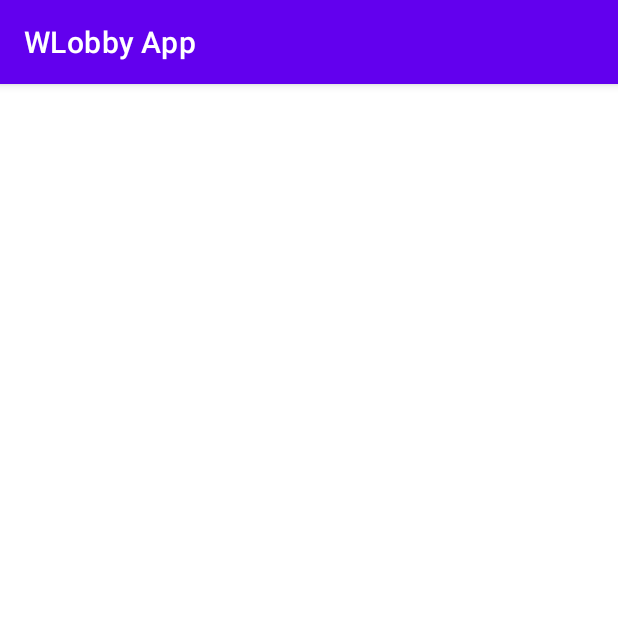
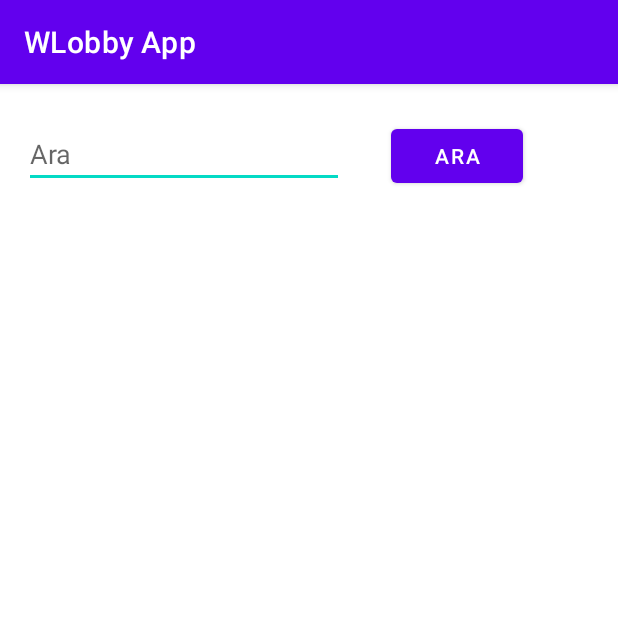
Before and after one commit to gulen-sule/WLobbyApp, an Android app: the screen it shows after launch (MainActivity), on a phone screen of 412 x 824 dp, the top half of it. Run offline under Robolectric (Android 15) with nearby library versions, the light colour scheme and no system bars; our stand-ins replace data binding.

Commit message:
v: 0.0.0

```diff
--- a/app/src/main/AndroidManifest.xml
+++ b/app/src/main/AndroidManifest.xml
@@ -2,7 +2,11 @@
 <manifest xmlns:android="http://schemas.android.com/apk/res/android"
     package="com.example.wlobbyapp">
 
+    <uses-permission android:name="android.permission.ACCESS_FINE_LOCATION" />
+    <uses-permission android:name="android.permission.INTERNET" />
+//android:name=".LobbyApp" ile bunun ana kontrol saglayicisi oldugunu soyluyorsun sonra her yerden erisim oluyor
     <application
+        android:name=".LobbyApp"
         android:allowBackup="true"
         android:icon="@mipmap/ic_launcher"
         android:label="@string/app_name"
--- /dev/null
+++ b/app/src/main/java/com/example/wlobbyapp/LobbyApp.kt
@@ -0,0 +1,23 @@
+package com.example.wlobbyapp
+
+import android.app.Application
+import androidx.lifecycle.MutableLiveData
+
+class LobbyApp : Application() {// application en ust classlardan butun activitylerin buna erisimi var  observer pattern ile
+    //buna erisip sonra da baska activityleri veya fragmentlari burdan es zamanli uyarabiliyorsun
+
+    var progressValue = MutableLiveData(0)
+
+    companion object {
+
+        private var app: LobbyApp? = null
+
+        fun getInstance(): LobbyApp {
+
+            if (app == null)
+                return LobbyApp()
+
+            return app as LobbyApp
+        }
+    }
+}
--- /dev/null
+++ b/app/src/main/java/com/example/wlobbyapp/data/ApiClient.kt
@@ -0,0 +1,50 @@
+package com.example.wlobbyapp.data
+
+import com.example.wlobbyapp.data.service.ApiService
+import okhttp3.OkHttpClient
+import okhttp3.logging.HttpLoggingInterceptor
+import retrofit2.Retrofit
+import retrofit2.converter.gson.GsonConverterFactory
+
+class ApiClient {
+
+    private var retrofit: ApiService? = null
+    private val BASE_URL = "https://api.themoviedb.org/"
+
+    init {
+        initClient()
+    }
+
+    fun getClient() = retrofit // bununla eger initClientta degisiklik yapilmayacaksa
+    //sana surekli aynı nesnenin  degerini donuyor
+    //bazen degisiklik yapma isteginden dolayı mutable live data kullanılabilir o da observer mimarisine dayaniyor
+
+    private fun initClient(): ApiService? {
+        val interceptor = HttpLoggingInterceptor()
+        interceptor.setLevel(HttpLoggingInterceptor.Level.BODY)
+        val client = OkHttpClient.Builder().addInterceptor(interceptor).build()//bunun ne ise yaradigina yeniden bak
+
+        retrofit = Retrofit.Builder()
+            .addConverterFactory(GsonConverterFactory.create())
+            .baseUrl(BASE_URL)
+            .client(client).build()
+            .create(ApiService::class.java)
+
+        return retrofit
+    }
+
+    companion object {//aynı objeyi yeniden yeniden olusturmamak icin kullaniliyor
+
+        private var apiClient: ApiClient? = null
+
+        fun getInstance(): ApiClient? {
+
+            if (apiClient == null) {
+                apiClient = ApiClient()
+                return apiClient
+            }
+
+            return apiClient as ApiClient
+        }
+    }
+}
--- a/app/src/main/java/com/example/wlobbyapp/main/MainActivity.kt
+++ b/app/src/main/java/com/example/wlobbyapp/main/MainActivity.kt
@@ -2,6 +2,7 @@
 
 import androidx.appcompat.app.AppCompatActivity
 import android.os.Bundle
+import com.example.wlobbyapp.LobbyApp
 import com.example.wlobbyapp.R
 
 class MainActivity : AppCompatActivity() {
--- a/app/src/main/java/com/example/wlobbyapp/main/fragments/ChooseDateFragment.kt
+++ b/app/src/main/java/com/example/wlobbyapp/main/fragments/ChooseDateFragment.kt
@@ -3,4 +3,5 @@
 import androidx.fragment.app.Fragment
 
 class ChooseDateFragment : Fragment() {
+
 }
--- /dev/null
+++ b/app/src/main/java/com/example/wlobbyapp/main/fragments/SearchResultsFragment.kt
@@ -0,0 +1,75 @@
+package com.example.wlobbyapp.main.fragments
+
+import android.os.Bundle
+import android.util.Log
+import android.view.LayoutInflater
+import android.view.View
+import android.view.ViewGroup
+import androidx.databinding.DataBindingUtil
+import androidx.fragment.app.Fragment
+import androidx.lifecycle.Observer
+import com.example.wlobbyapp.LobbyApp
+import com.example.wlobbyapp.R
+import com.example.wlobbyapp.data.ApiClient
+import com.example.wlobbyapp.data.search.multiSearch.MultiSearchModel
+import com.example.wlobbyapp.data.service.ApiService
+import com.example.wlobbyapp.databinding.SearchResultsFragmentBinding
+import com.example.wlobbyapp.main.adapters.SearchAdapter
+import com.google.gson.Gson
+import okhttp3.OkHttpClient
+import okhttp3.logging.HttpLoggingInterceptor
+import retrofit2.Call
+import retrofit2.Callback
+import retrofit2.Response
+import retrofit2.Retrofit
+import retrofit2.converter.gson.GsonConverterFactory
+
+
+class SearchResultsFragment : Fragment() {
+
+    private lateinit var binding: SearchResultsFragmentBinding
+    private var retrofit: ApiService? = null
+    private lateinit var searchResultData: MultiSearchModel
+
+    override fun onCreateView(inflater: LayoutInflater, container: ViewGroup?, savedInstanceState: Bundle?): View? {
+        binding = DataBindingUtil.inflate(inflater, R.layout.search_results_fragment, container, false)
+        return binding.root
+    }
+
+    override fun onViewCreated(view: View, savedInstanceState: Bundle?) {
+        super.onViewCreated(view, savedInstanceState)
+
+        LobbyApp.getInstance().progressValue.observe(requireActivity(), {//observer kullanımı
+        })
+
+        retrofit = ApiClient.getInstance()?.getClient()
+        binding.searchRecylerView.visibility = View.INVISIBLE
+        binding.searchButton.setOnClickListener {
+            val key = binding.editTextTextPersonName.text.toString()
+            getMovies(key,completed = {
+                binding.searchRecylerView.visibility = View.VISIBLE
+                val adapter = SearchAdapter(it)
+                binding.searchRecylerView.adapter = adapter
+            })
+        }
+    }
+
+    private fun getMovies(key: String, completed: (MultiSearchModel) -> Unit) {
+        val response = retrofit?.multiSearch(query = key)
+
+        response?.enqueue(object : Callback<MultiSearchModel> {
+            override fun onResponse(call: Call<MultiSearchModel>, response: Response<MultiSearchModel>) {
+                Log.d("dataJSON ", Gson().toJson(response.body()))
+                response.body()?.let {
+                    searchResultData = response.body()!!
+                    completed(searchResultData)
+                }
+            }
+
+            override fun onFailure(call: Call<MultiSearchModel>, t: Throwable) {
+                t.printStackTrace()
+            }
+        })
+
+    }
+}
--- a/app/src/main/res/layout/main_activity.xml
+++ b/app/src/main/res/layout/main_activity.xml
@@ -1,7 +1,23 @@
 <?xml version="1.0" encoding="utf-8"?>
-<FrameLayout xmlns:android="http://schemas.android.com/apk/res/android"
+<androidx.constraintlayout.widget.ConstraintLayout xmlns:android="http://schemas.android.com/apk/res/android"
+    xmlns:app="http://schemas.android.com/apk/res-auto"
     xmlns:tools="http://schemas.android.com/tools"
     android:id="@+id/container"
     android:layout_width="match_parent"
     android:layout_height="match_parent"
-    tools:context=".main.MainActivity" />
+    tools:context=".main.MainActivity">
+
+    <androidx.fragment.app.FragmentContainerView
+        android:id="@+id/fragmentContainerView"
+        android:name="androidx.navigation.fragment.NavHostFragment"
+        android:layout_width="0dp"
+        android:layout_height="0dp"
+        app:defaultNavHost="true"
+        app:layout_constraintBottom_toBottomOf="parent"
+        app:layout_constraintEnd_toEndOf="parent"
+        app:layout_constraintStart_toStartOf="parent"
+        app:layout_constraintTop_toTopOf="parent"
+        app:navGraph="@navigation/navigation_main" />
+
+
+</androidx.constraintlayout.widget.ConstraintLayout>
--- a/app/src/main/res/layout/search_results_fragment.xml
+++ b/app/src/main/res/layout/search_results_fragment.xml
@@ -1,6 +1,46 @@
 <?xml version="1.0" encoding="utf-8"?>
-<androidx.constraintlayout.widget.ConstraintLayout xmlns:android="http://schemas.android.com/apk/res/android"
-    android:layout_width="match_parent"
-    android:layout_height="match_parent">
+<layout xmlns:android="http://schemas.android.com/apk/res/android"
+    xmlns:app="http://schemas.android.com/apk/res-auto"
+    xmlns:tools="http://schemas.android.com/tools">
 
-</androidx.constraintlayout.widget.ConstraintLayout>
+    <androidx.constraintlayout.widget.ConstraintLayout
+        android:layout_width="match_parent"
+        android:layout_height="match_parent">
+
+        <androidx.recyclerview.widget.RecyclerView
+            android:id="@+id/searchRecylerView"
+            class="androidx.appcompat.app.AlertController$RecycleListView"
+            android:layout_width="0dp"
+            android:layout_height="0dp"
+            android:layout_marginTop="32dp"
+            app:layoutManager="androidx.recyclerview.widget.LinearLayoutManager"
+            app:layout_constraintBottom_toBottomOf="parent"
+            app:layout_constraintEnd_toEndOf="parent"
+            app:layout_constraintStart_toStartOf="parent"
+            app:layout_constraintTop_toBottomOf="@+id/editTextTextPersonName"
+            tools:listitem="@layout/item_movie">
+
+        </androidx.recyclerview.widget.RecyclerView>
+
+        <EditText
+            android:id="@+id/editTextTextPersonName"
+            android:layout_width="wrap_content"
+            android:layout_height="wrap_content"
+            android:layout_marginStart="16dp"
+            android:layout_marginTop="24dp"
+            android:ems="10"
+            android:hint="Ara "
+            android:inputType="textPersonName"
+            app:layout_constraintStart_toStartOf="parent"
+            app:layout_constraintTop_toTopOf="parent" />
+
+        <Button
+            android:id="@+id/searchButton"
+            android:layout_width="wrap_content"
+            android:layout_height="wrap_content"
+            android:layout_marginStart="31dp"
+            android:text="ARA"
+            app:layout_constraintStart_toEndOf="@+id/editTextTextPersonName"
+            app:layout_constraintTop_toTopOf="@+id/editTextTextPersonName" />
+    </androidx.constraintlayout.widget.ConstraintLayout>
+</layout>
--- /dev/null
+++ b/app/src/main/res/navigation/navigation_main.xml
@@ -0,0 +1,14 @@
+<?xml version="1.0" encoding="utf-8"?>
+<navigation xmlns:android="http://schemas.android.com/apk/res/android"
+    xmlns:app="http://schemas.android.com/apk/res-auto"
+    xmlns:tools="http://schemas.android.com/tools"
+    android:id="@+id/navigation_main"
+    app:startDestination="@id/searchResultsFragment">
+
+    <fragment
+        android:id="@+id/searchResultsFragment"
+        android:name="com.example.wlobbyapp.main.fragments.SearchResultsFragment"
+        android:label="SearchResultsFragment"
+        tools:layout="@layout/search_results_fragment"
+        />
+</navigation>
--- a/gradle.properties
+++ b/gradle.properties
@@ -17,3 +17,5 @@
 android.useAndroidX=true
 # Kotlin code style for this project: "official" or "obsolete":
 kotlin.code.style=official
+
+android.enableJetifier=true
```
Also changed, not shown: app/build.gradle (+8 -5 lines), app/src/main/java/com/example/wlobbyapp/Const.kt (added, +8 -0 lines), app/src/main/java/com/example/wlobbyapp/data/search/multiSearch/MultiSearchModel.kt (+4 -4 lines), app/src/main/java/com/example/wlobbyapp/data/search/multiSearch/Results.kt (+15 -15 lines), app/src/main/java/com/example/wlobbyapp/data/service/ApiService.kt (+3 -15 lines), app/src/main/java/com/example/wlobbyapp/main/adapters/SearchAdapter.kt (+16 -2 lines), app/src/main/java/com/example/wlobbyapp/main/fragments/MainFragment.kt (deleted, +0 -9 lines), app/src/main/res/layout/choose_date_fragment.xml (+4 -6 lines), app/src/main/res/layout/item_movie.xml (+43 -5 lines), app/src/main/res/layout/save_screen_fragment.xml (+7 -10 lines).
